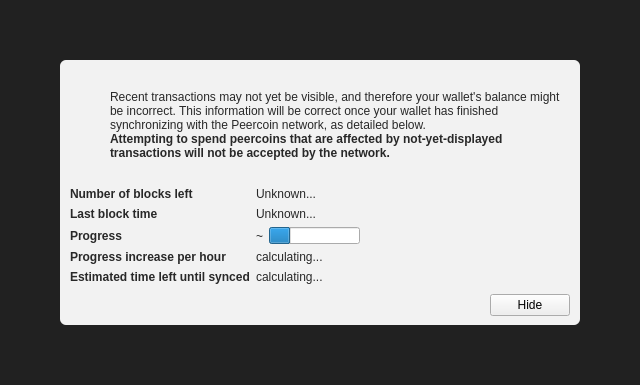
Old version of the form src/qt/forms/modaloverlay.ui in the repository sumcoinlabs/nn17.
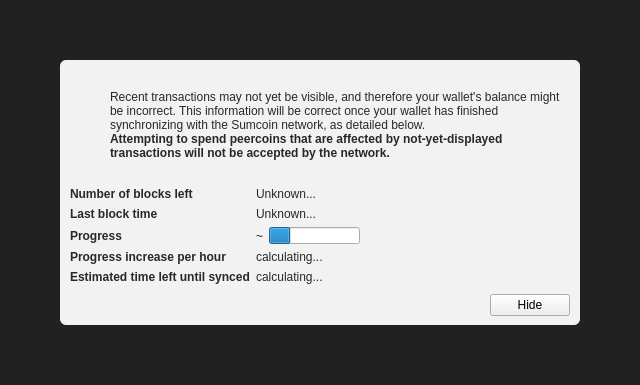
New version of the form. Icons and pictures are not drawn. Custom widgets are drawn as their Qt base class.

```diff
--- a/src/qt/forms/modaloverlay.ui
+++ b/src/qt/forms/modaloverlay.ui
@@ -130,7 +130,7 @@
              <item>
               <widget class="QLabel" name="infoText">
                <property name="text">
-                <string>Recent transactions may not yet be visible, and therefore your wallet's balance might be incorrect. This information will be correct once your wallet has finished synchronizing with the Peercoin network, as detailed below.</string>
+                <string>Recent transactions may not yet be visible, and therefore your wallet's balance might be incorrect. This information will be correct once your wallet has finished synchronizing with the Sumcoin network, as detailed below.</string>
                </property>
                <property name="textFormat">
                 <enum>Qt::RichText</enum>
```
